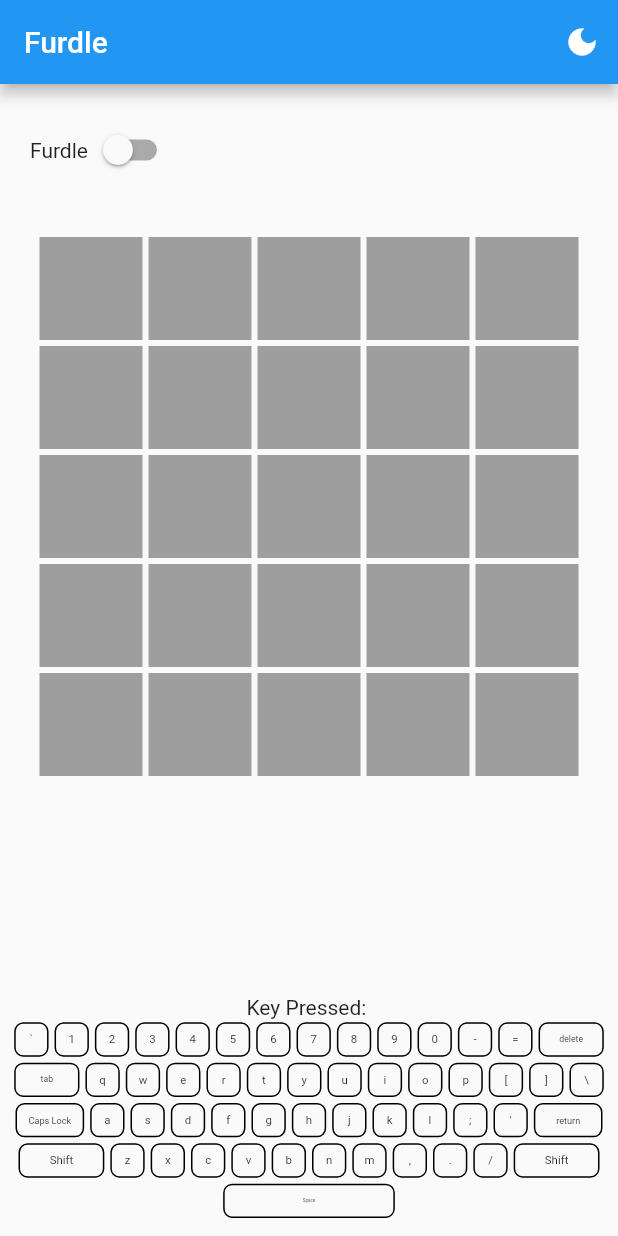
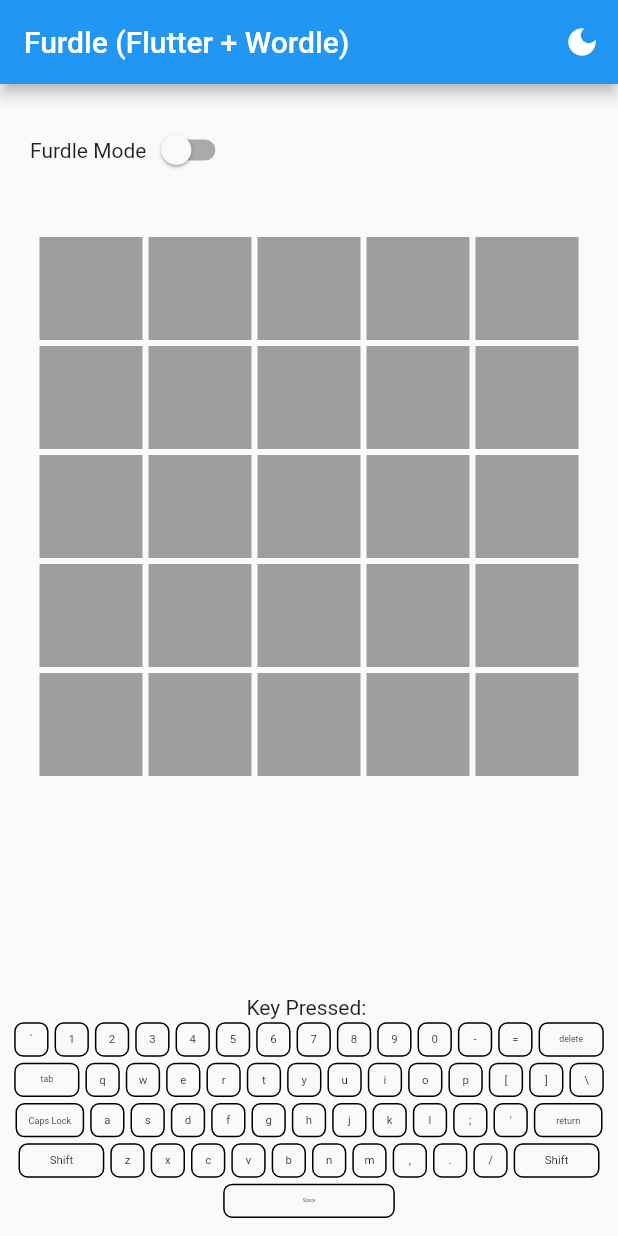
Before and after one commit to maheshj01/furdle, a Flutter app: the screen it shows after launch, on a phone screen of 412 x 824 dp. Run offline on Flutter 3.47's test engine with Material 2 defaults, Android fonts, the phone set to English and light mode, and no system bars; our stand-ins replace go_router, shared_preferences.

Commit message:
few minor UI nits

```diff
--- a/lib/constants/strings.dart
+++ b/lib/constants/strings.dart
@@ -1,6 +1,6 @@
 /// app string constants  from the UI go here in this page
 /// e.g
-const String APP_TITLE = 'KeyBindrr';
+const String APP_TITLE = 'Furdle (Flutter + Wordle)';
 
 /// SharedPreferences Keys
 const String kThemeKey = 'theme';
--- a/lib/main.dart
+++ b/lib/main.dart
@@ -24,7 +24,7 @@ class MyApp extends StatelessWidget {
       pageBuilder: (context, state) => MaterialPage<void>(
         key: state.pageKey,
         child: const MyHomePage(
-          title: 'Furdle',
+          title: APP_TITLE,
         ),
       ),
     ),
@@ -41,7 +41,6 @@ class MyApp extends StatelessWidget {
             theme: ThemeData(),
             darkTheme: ThemeData.dark(),
             themeMode: settingsController.themeMode,
-            // home: const MyHomePage(title: 'Flutter Template'),
             routeInformationParser: _router.routeInformationParser,
             routerDelegate: _router.routerDelegate,
           );
--- a/lib/pages/furdle.dart
+++ b/lib/pages/furdle.dart
@@ -122,7 +122,8 @@ class FurdleCell extends StatelessWidget {
         margin: const EdgeInsets.all(2),
         alignment: Alignment.center,
         child: Text(
-          cellState!.character,
+          cellState!.character.toUpperCase(),
+          style: TextStyle(fontSize: cellSize * 0.4, color: Colors.white),
         ));
   }
 }
--- a/lib/pages/home.dart
+++ b/lib/pages/home.dart
@@ -96,7 +96,7 @@ class _MyHomePageState extends State<MyHomePage> {
                 left: 20,
                 child: Row(
                   children: [
-                    const Text('Furdle'),
+                    const Text('Furdle Mode'),
                     Switch(
                       value: settingsController.isFurdleMode,
                       onChanged: (x) => toggle(),
```
